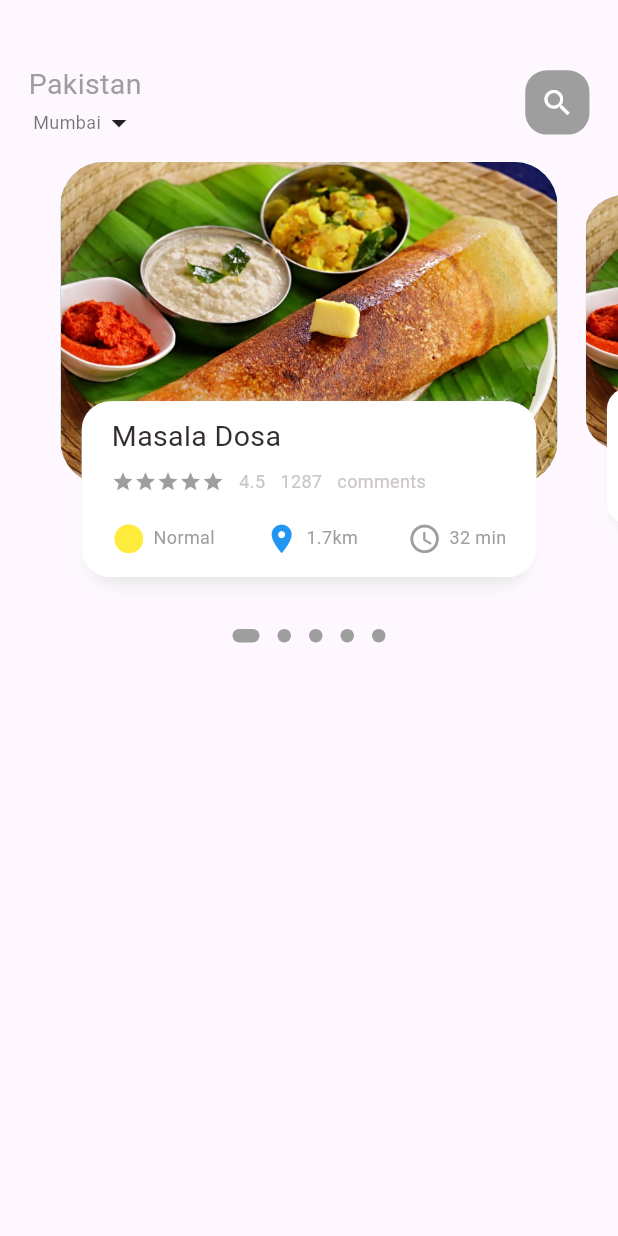
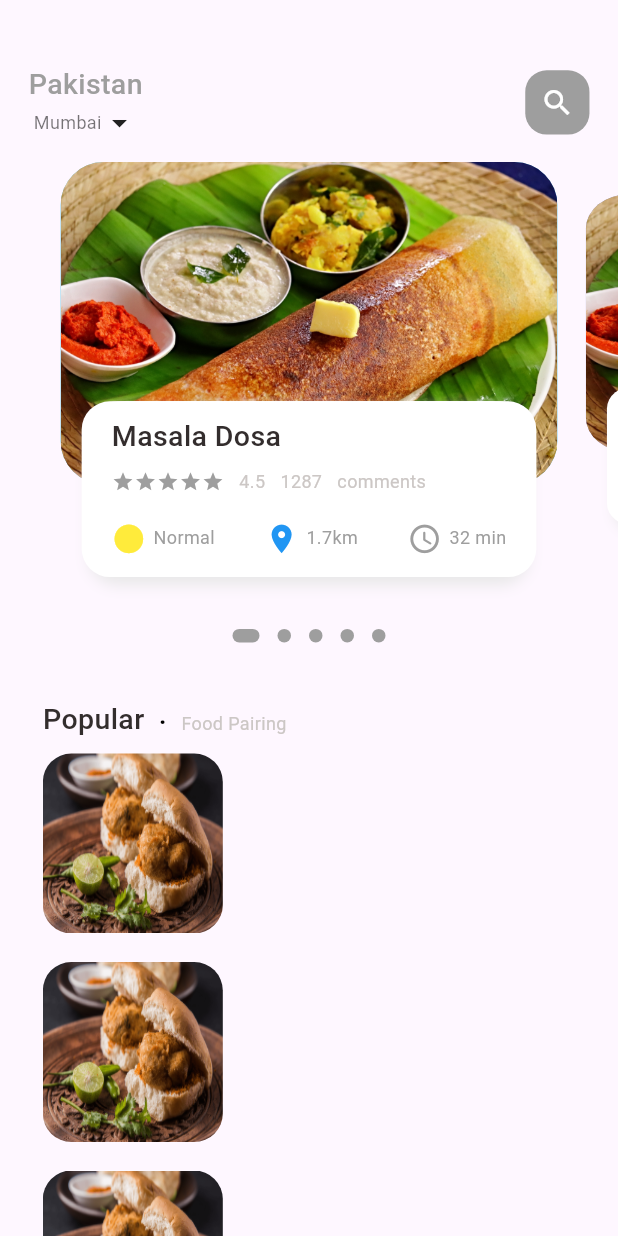
Before and after one commit to prashantmanna/flutter_food_delivery_app, a Flutter app: the screen it shows after launch, on a phone screen of 412 x 824 dp. Run offline on Flutter 3.47's test engine with Material 3 defaults, Android fonts, the phone set to English and light mode, and no system bars; drawn by our look-alikes of dots_indicator; our stand-ins replace get; Roboto replaces fonts that are missing (Poppins).

Commit message:
first commit

```diff
--- a/lib/home/food_page_body.dart
+++ b/lib/home/food_page_body.dart
@@ -1,4 +1,3 @@
-
 import 'package:dots_indicator/dots_indicator.dart';
 import 'package:flutter/material.dart';
 import 'package:flutter_food_delivery_app/utils/Dimension.dart';
@@ -14,7 +13,6 @@ class FoodPageBody extends StatefulWidget {
 }
 
 class _FoodPageBodyState extends State<FoodPageBody> {
-
   PageController pageController = PageController(viewportFraction: 0.85);
   var _currPageValue = 0.0;
   var scaleFactor = 0.8;
@@ -38,8 +36,9 @@ class _FoodPageBodyState extends State<FoodPageBody> {
 
   @override
   Widget build(BuildContext context) {
-    print("current height is "+MediaQuery.of(context).size.height.toString());
+    print("current height is " + MediaQuery.of(context).size.height.toString());
     return Column(children: [
+      //slider section
       Container(
         // color: Colors.red,
         height: Dimension.pageView,
@@ -60,6 +59,58 @@ class _FoodPageBodyState extends State<FoodPageBody> {
           activeShape:
               RoundedRectangleBorder(borderRadius: BorderRadius.circular(5.0)),
         ),
+      ),
+      //popular text
+      SizedBox(height: Dimension.height30,),
+      Container(
+        margin: EdgeInsets.only(left: Dimension.width30),
+        child: Row(
+          crossAxisAlignment: CrossAxisAlignment.end,
+          children: [
+            Bigtext(text: "Popular"),
+            SizedBox(width: Dimension.width10,),
+            Container(
+              margin: EdgeInsets.only(bottom: 3),
+              child: Bigtext(text: ".",color: Colors.black,),
+            ),
+            SizedBox(width: Dimension.width10,),
+            Container(
+              margin: EdgeInsets.only(bottom: 3),
+              child: small_text(text: "Food Pairing",),
+            )
+          ],
+        ),
+      ),
+      Container(
+        height: 700,
+        child: ListView.builder(
+            itemCount: 10,
+            itemBuilder: (context,index){
+              return Container(
+                margin: EdgeInsets.only(left: Dimension.width20,right: Dimension.width20),
+                child: Row(
+                  children: [
+                    Container(
+                      width:120,
+                      height: 120,
+                      margin: EdgeInsets.all(Dimension.width10),
+                      decoration: BoxDecoration(
+                          borderRadius: BorderRadius.circular(Dimension.radius20),
+                          color: Colors.white38,
+                          image: DecorationImage(
+                            fit: BoxFit.fill,
+                              image: AssetImage(
+                                  "assets/images/vadapav.png"
+                              )
+                          )
+                      ),
+
+
+                    )
+                  ],
+                ),
+              );
+            }),
       )
     ]);
   }
@@ -95,7 +146,8 @@ class _FoodPageBodyState extends State<FoodPageBody> {
         children: [
           Container(
             height: Dimension.pageViewContainer,
-            margin: EdgeInsets.only(left: Dimension.width10, right: Dimension.width10),
+            margin: EdgeInsets.only(
+                left: Dimension.width10, right: Dimension.width10),
             decoration: BoxDecoration(
                 borderRadius: BorderRadius.circular(Dimension.radius30),
                 color: index.isEven ? Color(0xff69c5df) : Color(0xff9294cc),
@@ -108,11 +160,14 @@ class _FoodPageBodyState extends State<FoodPageBody> {
             child: Container(
               height: Dimension.pageViewTextContainer,
               child: Container(
-                padding: EdgeInsets.only(top: Dimension.height10, left: 15, right: 15),
+                padding: EdgeInsets.only(
+                    top: Dimension.height10, left: 15, right: 15),
                 child: Column(
                   crossAxisAlignment: CrossAxisAlignment.start,
                   children: [
-                    Bigtext(text: "Masala Dosa",),
+                    Bigtext(
+                      text: "Masala Dosa",
+                    ),
                     SizedBox(
                       height: Dimension.height10,
                     ),
@@ -167,7 +222,10 @@ class _FoodPageBodyState extends State<FoodPageBody> {
                   ],
                 ),
               ),
-              margin: EdgeInsets.only(left: Dimension.width30, right: Dimension.width30, bottom: Dimension.height30),
+              margin: EdgeInsets.only(
+                  left: Dimension.width30,
+                  right: Dimension.width30,
+                  bottom: Dimension.height30),
               decoration: BoxDecoration(
                   borderRadius: BorderRadius.circular(Dimension.radius20),
                   color: Colors.white,
--- a/lib/widgets/bigText.dart
+++ b/lib/widgets/bigText.dart
@@ -18,8 +18,8 @@ class Bigtext extends StatelessWidget {
       maxLines: 1,
       style: TextStyle(
         color: color,
-        fontWeight: FontWeight.w400,
-        fontFamily:"Poppins",
+        fontWeight: FontWeight.w500,
+        fontFamily:"Roboto",
         fontSize:size==0?Dimension.font20:size
       ),
     );
```
Also changed, not shown: assets/images/pavbhaji.png (added), assets/images/pizza.jpg (added), assets/images/vadapav.png (added).
